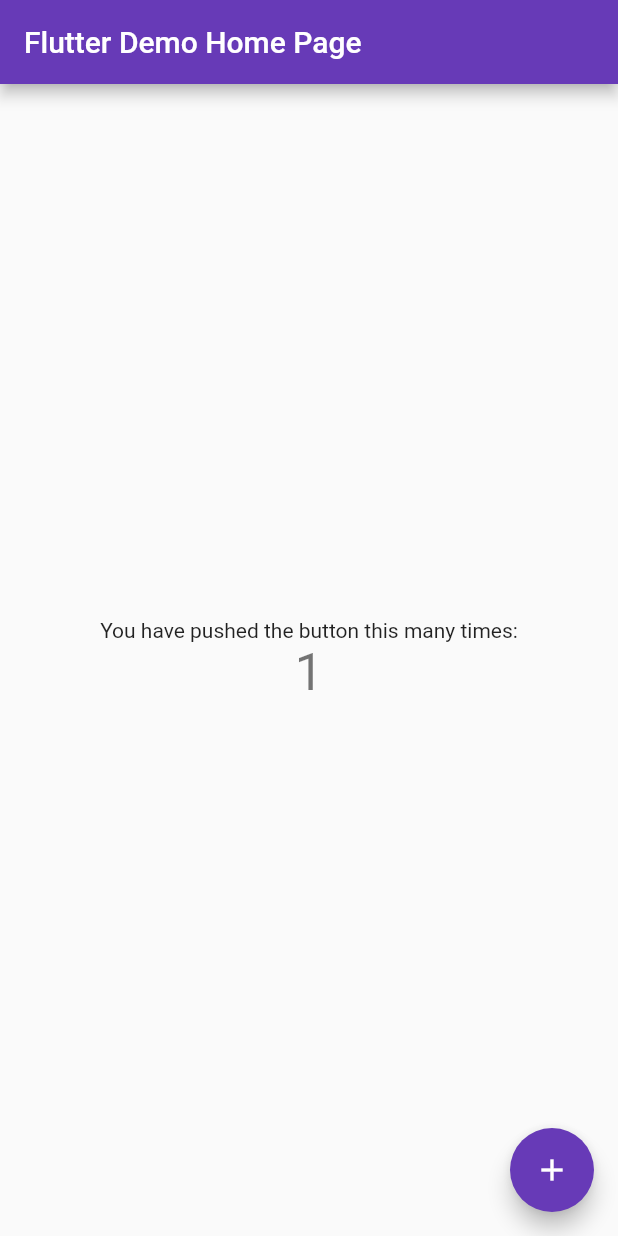
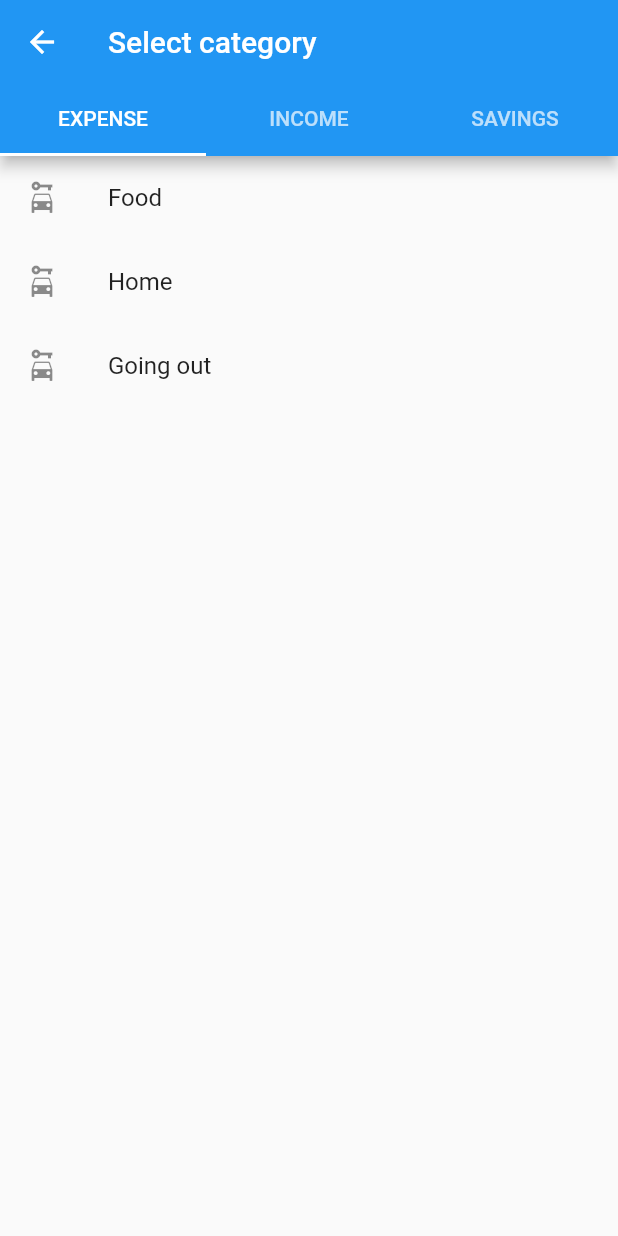
Before and after one commit to chivud/numus, a Flutter app: the screen it shows after launch, after a tap on the "add" icon, on a phone screen of 412 x 824 dp. Run offline on Flutter 3.47's test engine with Material 2 defaults, Android fonts, the phone set to English and light mode, and no system bars.

Commit message:
Basic layout

```diff
--- a/lib/main.dart
+++ b/lib/main.dart
@@ -1,3 +1,4 @@
+import 'package:experiment/ui/home/home_screen.dart';
 import 'package:flutter/material.dart';
 
 void main() {
@@ -5,113 +6,14 @@ void main() {
 }
 
 class MyApp extends StatelessWidget {
-  // This widget is the root of your application.
   @override
   Widget build(BuildContext context) {
     return MaterialApp(
-      title: 'Flutter Demo',
-      theme: ThemeData(
-        // This is the theme of your application.
-        //
-        // Try running your application with "flutter run". You'll see the
-        // application has a blue toolbar. Then, without quitting the app, try
-        // changing the primarySwatch below to Colors.green and then invoke
-        // "hot reload" (press "r" in the console where you ran "flutter run",
-        // or simply save your changes to "hot reload" in a Flutter IDE).
-        // Notice that the counter didn't reset back to zero; the application
-        // is not restarted.
-        primarySwatch: Colors.deepPurple,
-        // This makes the visual density adapt to the platform that you run
-        // the app on. For desktop platforms, the controls will be smaller and
-        // closer together (more dense) than on mobile platforms.
-        visualDensity: VisualDensity.adaptivePlatformDensity,
-      ),
-      home: MyHomePage(title: 'Flutter Demo Home Page'),
-    );
+        title: 'Money manager',
+        theme: ThemeData(
+          primarySwatch: Colors.blue,
+          visualDensity: VisualDensity.adaptivePlatformDensity,
+        ),
+        home: HomeScreen());
   }
 }
-
-class MyHomePage extends StatefulWidget {
-  MyHomePage({Key key, this.title}) : super(key: key);
-
-  // This widget is the home page of your application. It is stateful, meaning
-  // that it has a State object (defined below) that contains fields that affect
-  // how it looks.
-
-  // This class is the configuration for the state. It holds the values (in this
-  // case the title) provided by the parent (in this case the App widget) and
-  // used by the build method of the State. Fields in a Widget subclass are
-  // always marked "final".
-
-  final String title;
-
-  @override
-  _MyHomePageState createState() => _MyHomePageState();
-}
-
-class _MyHomePageState extends State<MyHomePage> {
-  int _counter = 0;
-
-  void _incrementCounter() {
-    setState(() {
-      // This call to setState tells the Flutter framework that something has
-      // changed in this State, which causes it to rerun the build method below
-      // so that the display can reflect the updated values. If we changed
-      // _counter without calling setState(), then the build method would not be
-      // called again, and so nothing would appear to happen.
-      _counter++;
-    });
-  }
-
-  @override
-  Widget build(BuildContext context) {
-    // This method is rerun every time setState is called, for instance as done
-    // by the _incrementCounter method above.
-    //
-    // The Flutter framework has been optimized to make rerunning build methods
-    // fast, so that you can just rebuild anything that needs updating rather
-    // than having to individually change instances of widgets.
-    return Scaffold(
-      appBar: AppBar(
-        // Here we take the value from the MyHomePage object that was created by
-        // the App.build method, and use it to set our appbar title.
-        title: Text(widget.title),
-      ),
-      body: Center(
-        // Center is a layout widget. It takes a single child and positions it
-        // in the middle of the parent.
-        child: Column(
-          // Column is also a layout widget. It takes a list of children and
-          // arranges them vertically. By default, it sizes itself to fit its
-          // children horizontally, and tries to be as tall as its parent.
-          //
-          // Invoke "debug painting" (press "p" in the console, choose the
-          // "Toggle Debug Paint" action from the Flutter Inspector in Android
-          // Studio, or the "Toggle Debug Paint" command in Visual Studio Code)
-          // to see the wireframe for each widget.
-          //
-          // Column has various properties to control how it sizes itself and
-          // how it positions its children. Here we use mainAxisAlignment to
-          // center the children vertically; the main axis here is the vertical
-          // axis because Columns are vertical (the cross axis would be
-          // horizontal).
-          mainAxisAlignment: MainAxisAlignment.center,
-          children: <Widget>[
-            Text(
-              'You have pushed the button this many times:',
-            ),
-            Text(
-              '$_counter',
-              style: Theme.of(context).textTheme.headline4,
-            ),
-          ],
-        ),
-      ),
-      floatingActionButton: FloatingActionButton(
-        onPressed: _incrementCounter,
-        tooltip: 'Increment',
-        child: Icon(Icons.add),
-      ), // This trailing comma makes auto-formatting nicer for build methods.
-    );
-  }
-}
--- /dev/null
+++ b/lib/ui/entities/category.dart
@@ -0,0 +1,9 @@
+import 'package:experiment/ui/entities/category_type.dart';
+
+class Category{
+  int id;
+  String name;
+  CategoryType type;
+
+  Category(this.id, this.name, this.type);
+}
--- /dev/null
+++ b/lib/ui/entities/category_type.dart
@@ -0,0 +1,7 @@
+class CategoryType {
+  int id;
+  String tag;
+  String name;
+
+  CategoryType(this.id, this.tag, this.name);
+}
--- /dev/null
+++ b/lib/ui/home/home_screen.dart
@@ -0,0 +1,52 @@
+import 'package:experiment/ui/transactions/add_amount.dart';
+import 'package:experiment/ui/transactions/select_category.dart';
+import 'package:flutter/cupertino.dart';
+import 'package:flutter/material.dart';
+
+class HomeScreen extends StatelessWidget {
+  @override
+  Widget build(BuildContext context) {
+    return Scaffold(
+      appBar: AppBar(title: Text('Money Manager')),
+      body: Container(
+        padding: EdgeInsets.all(10),
+        child: Card(
+            child: Container(
+          padding: EdgeInsets.all(20),
+          child: Column(
+            mainAxisSize: MainAxisSize.min,
+            children: [
+              Row(
+                children: [
+                  Container(
+                    width: 100,
+                    child: Text(
+                      'Your balance',
+                      style: TextStyle(fontSize: 14, color: Colors.grey),
+                    ),
+                  ),
+                ],
+              ),
+              Row(
+                children: [
+                  Container(
+                    child: Text(
+                      '200 lei',
+                      style: TextStyle(fontSize: 20),
+                    ),
+                  )
+                ],
+              ),
+            ],
+          ),
+        )),
+      ),
+      floatingActionButton: FloatingActionButton(
+          onPressed: () {
+            Navigator.push(context,
+                MaterialPageRoute(builder: (context) => SelectCategoryWidget()));
+          },
+          child: Icon(Icons.add)),
+    );
+  }
+}
--- /dev/null
+++ b/lib/ui/services/CategoryService.dart
@@ -0,0 +1,43 @@
+import 'package:experiment/ui/entities/category.dart';
+import 'package:experiment/ui/entities/category_type.dart';
+
+CategoryType incomeType = CategoryType(1, 'income', 'Income');
+CategoryType expenseType = CategoryType(2, 'expense', 'Expense');
+CategoryType savingType = CategoryType(3, 'savings', 'Savings');
+
+class CategoryService {
+  List<Category> getByType(CategoryType type) {
+    switch (type.tag) {
+      case 'income':
+        return getIncomeCategories();
+      case 'expense':
+        return getExpenseCategories();
+      case 'savings':
+        return getSavingsCategories();
+    }
+  }
+
+  List<Category> getIncomeCategories() {
+    return [
+      Category(1, 'Salary', incomeType),
+      Category(2, 'Interest', incomeType),
+      Category(3, 'Donation', incomeType),
+    ];
+  }
+
+  List<Category> getExpenseCategories() {
+    return [
+      Category(4, 'Food', expenseType),
+      Category(5, 'Home', expenseType),
+      Category(6, 'Going out', expenseType),
+    ];
+  }
+
+  List<Category> getSavingsCategories() {
+    return [
+      Category(7, 'Savings account', savingType),
+      Category(8, 'Mutual fund', savingType),
+      Category(9, 'Stocks', savingType),
+    ];
+  }
+}
--- /dev/null
+++ b/lib/ui/transactions/add_amount.dart
@@ -0,0 +1,33 @@
+import 'package:flutter/material.dart';
+import 'package:flutter/services.dart';
+
+class AddAmountScreen extends StatelessWidget {
+  @override
+  Widget build(BuildContext context) {
+    return Scaffold(
+      appBar: AppBar(title: Text('Add Transaction')),
+      body: Container(
+        padding: EdgeInsets.all(10),
+        child: AmountWidget(),
+    ),
+    );
+  }
+}
+
+class AmountWidget extends StatefulWidget {
+  @override
+  _AmountWidgetState createState() => _AmountWidgetState();
+}
+
+class _AmountWidgetState extends State<AmountWidget> {
+  @override
+  Widget build(BuildContext context) {
+    return Container(
+      child: TextField(
+        autofocus: true,
+        inputFormatters: [FilteringTextInputFormatter.allow(RegExp('[0-9.,]')),],
+        keyboardType: TextInputType.numberWithOptions(signed: false, decimal: true),
+      ),
+    );
+  }
+}
--- /dev/null
+++ b/lib/ui/transactions/select_category.dart
@@ -0,0 +1,57 @@
+import 'package:experiment/ui/entities/category.dart';
+import 'package:experiment/ui/entities/category_type.dart';
+import 'package:experiment/ui/services/CategoryService.dart';
+import 'package:flutter/cupertino.dart';
+import 'package:flutter/material.dart';
+
+class SelectCategoryWidget extends StatelessWidget {
+  @override
+  Widget build(BuildContext context) {
+    return DefaultTabController(
+      length: 3,
+      child: Scaffold(
+        appBar: AppBar(
+          title: Text('Select category'),
+          bottom: TabBar(
+            tabs: [
+              Tab(text: expenseType.name.toUpperCase()),
+              Tab(text: incomeType.name.toUpperCase()),
+              Tab(text: savingType.name.toUpperCase()),
+            ],
+          ),
+        ),
+        body: TabBarView(children: [
+          CategoriesListWidget(expenseType),
+          CategoriesListWidget(incomeType),
+          CategoriesListWidget(savingType),
+        ]),
+      ),
+    );
+  }
+}
+
+class CategoriesListWidget extends StatefulWidget {
+  final CategoryType type;
+
+  CategoriesListWidget(this.type);
+
+  @override
+  _CategoriesListWidgetState createState() => _CategoriesListWidgetState();
+}
+
+class _CategoriesListWidgetState extends State<CategoriesListWidget> {
+  @override
+  Widget build(BuildContext context) {
+    List<Category> categories = CategoryService().getByType(widget.type);
+    return Container(
+      child: ListView(
+        children: categories
+            .map((Category category) => ListTile(
+                  leading: Icon(Icons.car_rental),
+                  title: Text(category.name),
+                ))
+            .toList(),
+      ),
+    );
+  }
+}
```
